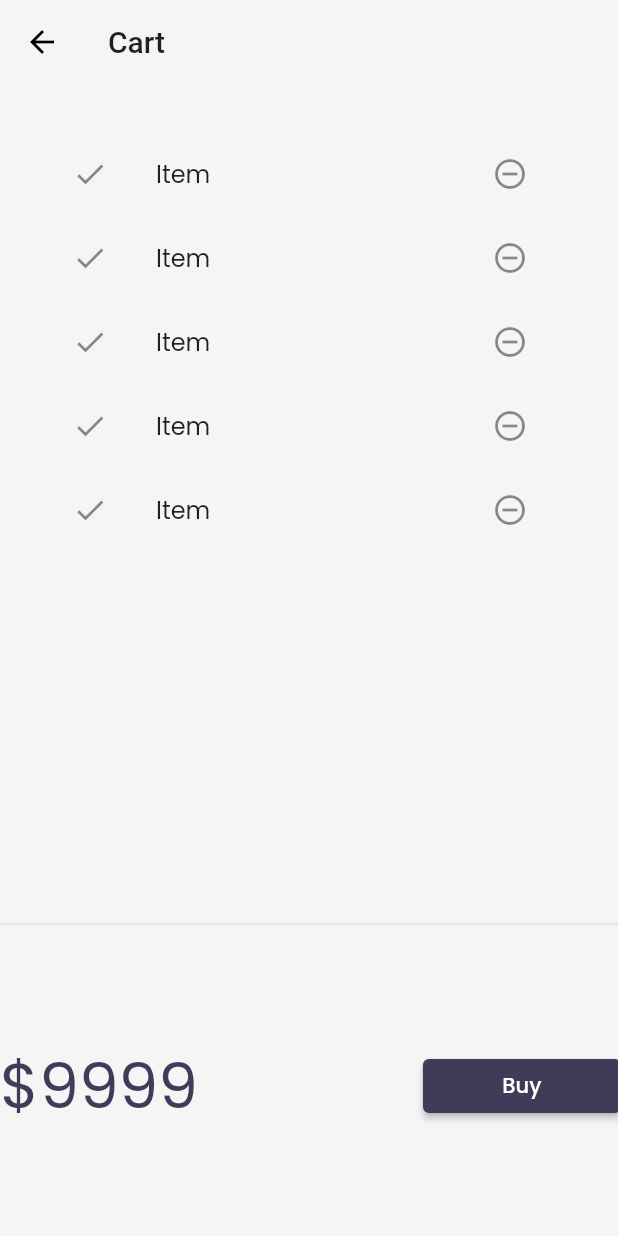
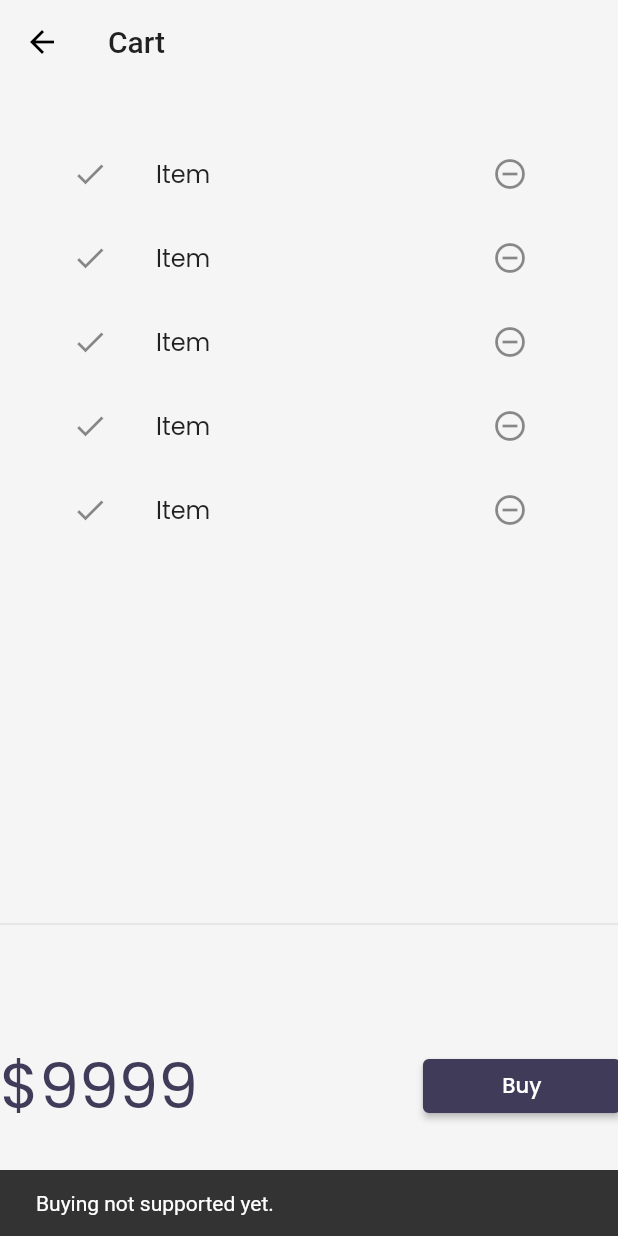
Before and after one commit to Kunal-8789/30DaysOfFlutter, a Flutter app: the CartPage screen opened by its route, after a tap on "Buy", on a phone screen of 412 x 824 dp. Run offline on Flutter 3.47's test engine with Material 2 defaults, Android fonts, the phone set to English and light mode, and no system bars; our stand-ins replace google_fonts, velocity_x; missing offline and left inert: dart:html; network calls fail.

```diff
--- a/flutter_catalog/lib/pages/cart_page.dart
+++ b/flutter_catalog/lib/pages/cart_page.dart
@@ -1,3 +1,5 @@
+// ignore_for_file: deprecated_member_use
+
 import 'package:flutter/material.dart';
 import 'package:velocity_x/velocity_x.dart';
 
@@ -32,12 +34,21 @@ class _CartTotal extends StatelessWidget {
         height: 200,
         child: Row(
           children: [
+
             "\$9999".text.xl5.color(context.theme.accentColor).make(),
             150.widthBox,
             ElevatedButton(
-              onPressed: () {},
+              onPressed: () {
+                ScaffoldMessenger.of(context).showSnackBar(
+                  SnackBar(
+                    content: "Buying not supported yet.".text.make(),
+                  ),
+                );
+              },
               style: ButtonStyle(
-                backgroundColor: MaterialStateProperty.all(context.theme.buttonColor),
+
+                backgroundColor:
+                    MaterialStateProperty.all(context.theme.buttonColor),
               ),
               child: "Buy".text.white.make(),
             ).w32(context),
@@ -47,7 +58,7 @@ class _CartTotal extends StatelessWidget {
 }
 
 class _CartList extends StatefulWidget {
-  const _CartList({ Key? key }) : super(key: key);
+  const _CartList({Key? key}) : super(key: key);
 
   @override
   State<_CartList> createState() => _CartListState();
@@ -57,13 +68,14 @@ class _CartListState extends State<_CartList> {
   @override
   Widget build(BuildContext context) {
     return ListView.builder(
-      itemCount: 5,
-      itemBuilder:(context,index) => ListTile(
-        leading: Icon(Icons.done),
-        trailing: IconButton(icon: Icon(Icons.remove_circle_outline),
-        onPressed: (){},),
-        title: "Item".text.make(),
-      )
-    );
+        itemCount: 5,
+        itemBuilder: (context, index) => ListTile(
+              leading: Icon(Icons.done),
+              trailing: IconButton(
+                icon: Icon(Icons.remove_circle_outline),
+                onPressed: () {},
+              ),
+              title: "Item".text.make(),
+            ));
   }
 }
--- a/flutter_catalog/lib/widgets/home_widgets/catalog_list.dart
+++ b/flutter_catalog/lib/widgets/home_widgets/catalog_list.dart
@@ -13,7 +13,7 @@ class CatalogList extends StatelessWidget {
     return ListView.builder(
       itemCount: CatalogModel.items.length,
       itemBuilder: (context, index) {
-        final catalog = CatalogModel.getByPos(index);
+        final catalog = CatalogModel.items[index];
         return InkWell(
           onTap: () => Navigator.push(
             context,
```
Also changed, not shown: flutter_catalog/lib/models/cart.dart (added, +36 -0 lines), flutter_catalog/lib/models/catalog.dart (+7 -14 lines).
